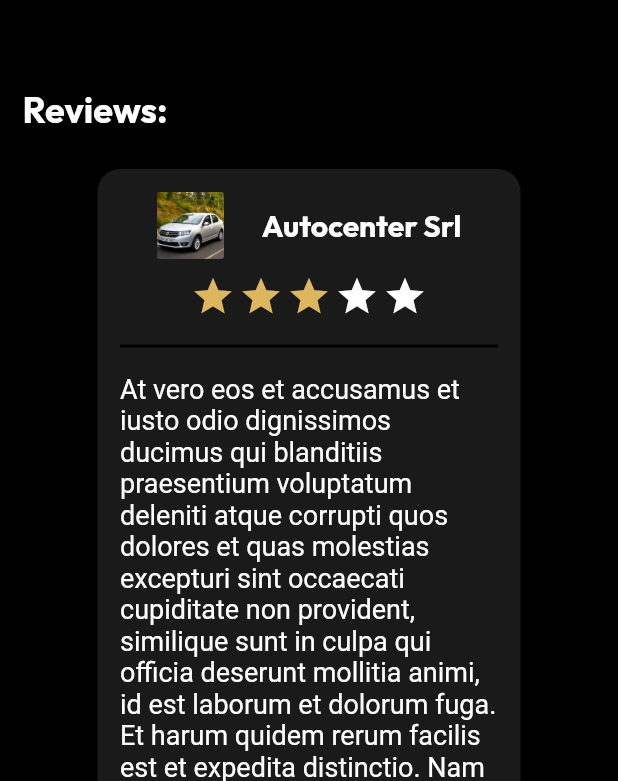
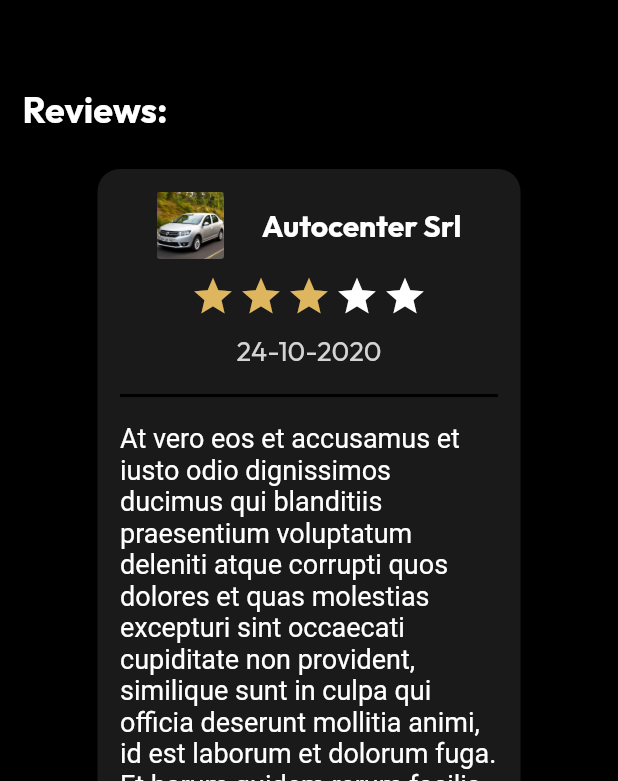
Before and after one commit to StefanVlad0/ServiceFinder, a Flutter app: the UserAccounPage screen opened by its route, on a phone screen of 412 x 824 dp, the part 455-1236 px from its top. Run offline on Flutter 3.47's test engine with Material 2 defaults, Android fonts, the light colour scheme and no system bars; drawn by our look-alikes of flutter_rating_bar; our stand-ins replace go_router, google_fonts.

Commit message:
Add reviews date -m

```diff
--- a/lib/UserAccountPage.dart
+++ b/lib/UserAccountPage.dart
@@ -152,6 +152,21 @@ class _UserAccounPageState extends State<UserAccounPage> {
                                                 }),
                                           ),
                                           Padding(
+                                            padding:
+                                                const EdgeInsets.only(top: 10),
+                                            child: Text(
+                                              "24-10-2020",
+                                              textAlign: TextAlign.center,
+                                              style: GoogleFonts.outfit(
+                                                //fontWeight: FontWeight.bold,
+                                                color: Color.fromRGBO(
+                                                    212, 212, 212, 1),
+                                                fontSize: 18,
+                                              ),
+                                              softWrap: true,
+                                            ),
+                                          ),
+                                          Padding(
                                             padding: const EdgeInsets.symmetric(
                                                 vertical: 10),
                                             child: Divider(
@@ -243,6 +258,21 @@ class _UserAccounPageState extends State<UserAccounPage> {
                                                 onRatingUpdate: (rating) {
                                                   print(rating);
                                                 }),
+                                          ),
+                                          Padding(
+                                            padding:
+                                                const EdgeInsets.only(top: 10),
+                                            child: Text(
+                                              "24-10-2020",
+                                              textAlign: TextAlign.center,
+                                              style: GoogleFonts.outfit(
+                                                //fontWeight: FontWeight.bold,
+                                                color: Color.fromRGBO(
+                                                    212, 212, 212, 1),
+                                                fontSize: 18,
+                                              ),
+                                              softWrap: true,
+                                            ),
                                           ),
                                           Padding(
                                             padding: const EdgeInsets.symmetric(
```
